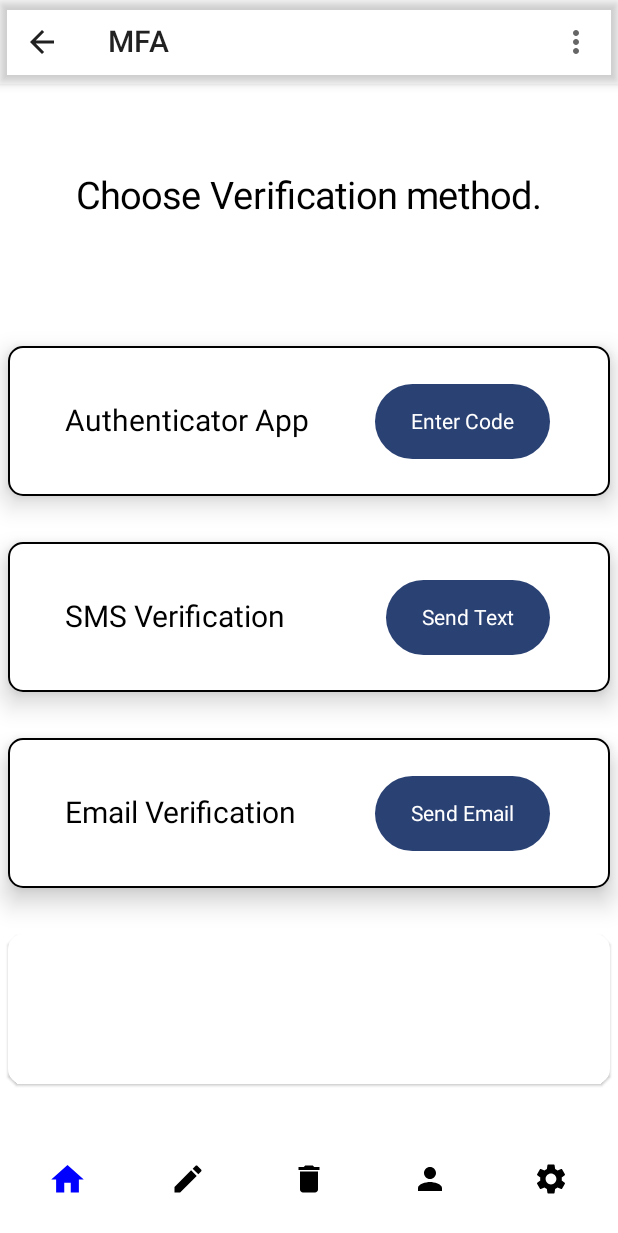
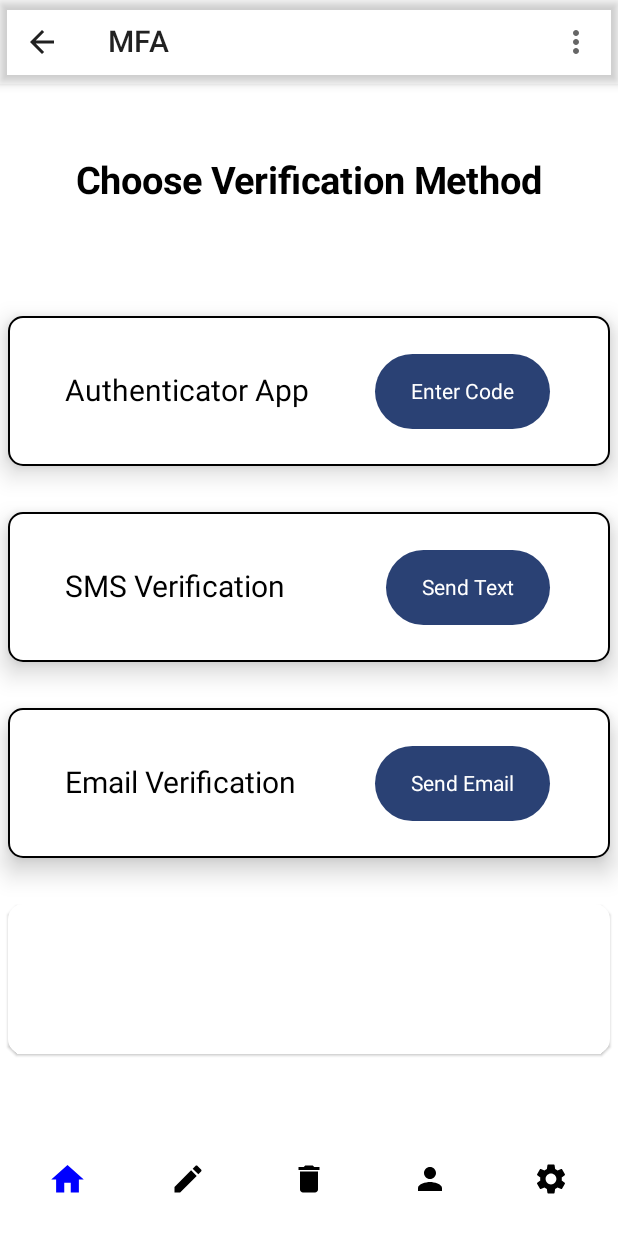
Before and after one commit to godwinBime/MSCapStone, an Android app built with Jetpack Compose: the screen it shows after launch (MainActivity), after a tap on "Login", on a phone screen of 412 x 824 dp. Shown: the top 1233 px of the screen. Run offline under Robolectric (Android 15) with nearby library versions, the phone set to English and light mode, and no system bars.

Commit message:
More screens added...

```diff
--- a/LoginPage/app/src/main/java/com/example/loginpage/MainActivity.kt
+++ b/LoginPage/app/src/main/java/com/example/loginpage/MainActivity.kt
@@ -10,7 +10,7 @@ import androidx.compose.runtime.Composable
 import androidx.compose.ui.Modifier
 import androidx.compose.ui.tooling.preview.Preview
 import com.example.loginpage.ui.theme.LoginPageTheme
-import com.example.screen.ScreenMain
+import com.example.navigation.ScreenMain
 
 class MainActivity : ComponentActivity() {
     override fun onCreate(savedInstanceState: Bundle?) {
--- a/LoginPage/app/src/main/java/com/example/loginpage/Routes.kt
+++ b/LoginPage/app/src/main/java/com/example/navigation/Routes.kt
@@ -1,4 +1,4 @@
-package com.example.loginpage
+package com.example.navigation
 
 sealed class Routes(val route: String) {
     object Login: Routes("Login")
@@ -7,15 +7,15 @@ sealed class Routes(val route: String) {
     object NewPassword: Routes("NewPassword")
     object Home: Routes("Home")
 
-    object VerifyEmail: Routes("VerifyEmail")
+    object ChangePasswordVerifyEmail: Routes("ChangePasswordVerifyEmail")
 
     object UpdateProfile: Routes("UpdateProfile")
-
-    object AuthenticatorCode: Routes("AuthenticatorCode")
 
     object ChooseVerificationMethod: Routes("ChooseVerificationMethod")
 
     object AuthenticatorAppVerification: Routes("AuthenticatorAppVerification")
 
     object SMSVerification: Routes("SMSVerification")
+
+    object MFAVerifyEmail: Routes("MFAVerifyEmail")
 }
--- a/LoginPage/app/src/main/java/com/example/screen/ScreenMain.kt
+++ b/LoginPage/app/src/main/java/com/example/navigation/ScreenMain.kt
@@ -1,10 +1,20 @@
-package com.example.screen
+package com.example.navigation
 
 import androidx.compose.runtime.Composable
 import androidx.navigation.compose.NavHost
 import androidx.navigation.compose.composable
 import androidx.navigation.compose.rememberNavController
-import com.example.loginpage.Routes
+import com.example.screen.AuthenticatorAppVerification
+import com.example.screen.ChangePasswordVerifyEmail
+import com.example.screen.ChooseVerificationMethod
+import com.example.screen.ForgotPassword
+import com.example.screen.Home
+import com.example.screen.Login
+import com.example.screen.MFAVerifyEmail
+import com.example.screen.NewPassword
+import com.example.screen.SMSVerification
+import com.example.screen.SignUp
+import com.example.screen.UpdateProfile
 
 @Composable
 fun ScreenMain(){
@@ -22,8 +32,8 @@ fun ScreenMain(){
             SignUp(navController = navController)
         }
 
-        composable(Routes.VerifyEmail.route){
-            VerifyEmail(navController = navController)
+        composable(Routes.ChangePasswordVerifyEmail.route){
+            ChangePasswordVerifyEmail(navController = navController)
         }
 
         composable(Routes.Home.route){
@@ -38,10 +48,6 @@ fun ScreenMain(){
             UpdateProfile(navController = navController)
         }
 
-        composable(Routes.AuthenticatorCode.route){
-            AuthenticatorCode(navController = navController)
-        }
-
         composable(Routes.ChooseVerificationMethod.route){
             ChooseVerificationMethod(navController = navController)
         }
@@ -53,5 +59,9 @@ fun ScreenMain(){
         composable(Routes.SMSVerification.route){
             SMSVerification(navController = navController)
         }
+
+        composable(Routes.MFAVerifyEmail.route){
+            MFAVerifyEmail(navController = navController)
+        }
     }
 }
--- a/LoginPage/app/src/main/java/com/example/screen/AuthenticatorAppVerification.kt
+++ b/LoginPage/app/src/main/java/com/example/screen/AuthenticatorAppVerification.kt
@@ -31,7 +31,7 @@ import androidx.compose.ui.unit.dp
 import androidx.compose.ui.unit.sp
 import androidx.navigation.NavHostController
 import com.example.component.CustomTopAppBar
-import com.example.loginpage.Routes
+import com.example.navigation.Routes
 import com.example.loginpage.ui.theme.LoginPageTheme
 
 class AuthenticatorAppVerificationActivity : ComponentActivity() {
@@ -65,7 +65,7 @@ fun ScaffoldAuthenticatorAppVerification(navController: NavHostController){
     var verificationCode by rememberSaveable { mutableStateOf("") }
 
     Scaffold(
-        topBar = { CustomTopAppBar(navController, "Auth App", true) },
+        topBar = { CustomTopAppBar(navController, "Auth App Verify", true) },
         content = {
             Column(
                 modifier = Modifier.fillMaxSize(),
--- a/LoginPage/app/src/main/java/com/example/screen/ChooseVerificationMethod.kt
+++ b/LoginPage/app/src/main/java/com/example/screen/ChooseVerificationMethod.kt
@@ -10,12 +10,10 @@ import androidx.compose.foundation.layout.Arrangement
 import androidx.compose.foundation.layout.Box
 import androidx.compose.foundation.layout.Column
 import androidx.compose.foundation.layout.Spacer
-import androidx.compose.foundation.layout.fillMaxHeight
 import androidx.compose.foundation.layout.fillMaxSize
 import androidx.compose.foundation.layout.fillMaxWidth
 import androidx.compose.foundation.layout.height
 import androidx.compose.foundation.layout.padding
-import androidx.compose.foundation.layout.width
 import androidx.compose.foundation.rememberScrollState
 import androidx.compose.foundation.shape.RoundedCornerShape
 import androidx.compose.foundation.verticalScroll
@@ -28,19 +26,18 @@ import androidx.compose.material3.Surface
 import androidx.compose.runtime.Composable
 import androidx.compose.runtime.getValue
 import androidx.compose.runtime.mutableStateOf
-import androidx.compose.runtime.remember
 import androidx.compose.runtime.saveable.rememberSaveable
 import androidx.compose.runtime.setValue
 import androidx.compose.ui.Alignment
 import androidx.compose.ui.Modifier
 import androidx.compose.ui.graphics.Color
-import androidx.compose.ui.text.input.TextFieldValue
+import androidx.compose.ui.text.font.FontWeight
 import androidx.compose.ui.text.style.TextAlign
 import androidx.compose.ui.unit.dp
 import androidx.compose.ui.unit.sp
 import androidx.navigation.NavHostController
 import com.example.component.CustomTopAppBar
-import com.example.loginpage.Routes
+import com.example.navigation.Routes
 import com.example.loginpage.ui.theme.LoginPageTheme
 
 class ChooseVerificationMethodActivity : ComponentActivity() {
@@ -87,10 +84,11 @@ fun ScaffoldChooseVerificationMethod(navController: NavHostController, scrollSta
                 horizontalAlignment = Alignment.CenterHorizontally
             ){
                 Text(
-                    modifier = Modifier.padding(vertical = 60.dp),
-                    text = "Choose Verification method.",
+                    modifier = Modifier.padding(vertical = 50.dp),
+                    text = "Choose Verification Method",
                     fontSize = 25.sp,
-                    color = Color.Black
+                    color = Color.Black,
+                    fontWeight = FontWeight.Bold
                 )
 
                 Spacer(modifier = Modifier.height(20.dp))
@@ -141,6 +139,14 @@ fun ScaffoldChooseVerificationMethod(navController: NavHostController, scrollSta
                     elevation = 10.dp,
                     border = BorderStroke(1.dp, Color.Black),
                     shape = RoundedCornerShape(10.dp)) {
+//                    IconButton(
+//                        onClick = {}) {
+//                        Icon(imageVector = Icons.Default.Email,
+//                            modifier = Modifier
+//                                .padding(end = 350.dp)
+//                                .size(50.dp),
+//                            contentDescription = "Email",)
+//                    }
                     Text(
                         modifier = Modifier
                             .padding(38.dp),
@@ -185,7 +191,7 @@ fun VerificationButton(name: String, navController: NavHostController, navValue:
                       }else if (navValue == 1){
                           navController.navigate(Routes.SMSVerification.route)
                       }else if (navValue == 2){
-                          navController.navigate(Routes.VerifyEmail.route)
+                          navController.navigate(Routes.MFAVerifyEmail.route)
                       }
             },
             shape = RoundedCornerShape(50.dp),
--- a/LoginPage/app/src/main/java/com/example/screen/Login.kt
+++ b/LoginPage/app/src/main/java/com/example/screen/Login.kt
@@ -42,6 +42,7 @@ import androidx.compose.ui.graphics.Color
 import androidx.compose.ui.text.AnnotatedString
 import androidx.compose.ui.text.TextStyle
 import androidx.compose.ui.text.font.FontFamily
+import androidx.compose.ui.text.font.FontWeight
 import androidx.compose.ui.text.input.KeyboardType
 import androidx.compose.ui.text.input.PasswordVisualTransformation
 import androidx.compose.ui.text.input.VisualTransformation
@@ -50,7 +51,7 @@ import androidx.compose.ui.unit.dp
 import androidx.compose.ui.unit.sp
 import androidx.navigation.NavHostController
 import com.example.component.CustomTopAppBar
-import com.example.loginpage.Routes
+import com.example.navigation.Routes
 import com.example.loginpage.ui.theme.LoginPageTheme
 
 
@@ -83,7 +84,7 @@ fun Login(navController: NavHostController){
 @Composable
 fun ScaffoldLoginWithTopBar(navController: NavHostController, scrollState: ScrollState){
     Scaffold(
-        topBar = { CustomTopAppBar(navController, "Capstone", true) },
+        topBar = { CustomTopAppBar(navController, "Capstone-2024", true) },
         content = {
             Column(
                 modifier = Modifier
@@ -98,8 +99,9 @@ fun ScaffoldLoginWithTopBar(navController: NavHostController, scrollState: Scrol
                 //val emailState = remember{ mutableStateOf(EmailState()) }
 
                 Text(
-                    text = "Welcome, Sign in",
-                    style = TextStyle(fontSize = 40.sp, fontFamily = FontFamily.Default)
+                    text = "Sign in with existing account",
+                    fontWeight = FontWeight.Bold,
+                    style = TextStyle(fontSize = 25.sp, fontFamily = FontFamily.Default)
                 )
 
                 Spacer(modifier = Modifier.height(20.dp))
--- a/LoginPage/app/src/main/java/com/example/screen/NewPassword.kt
+++ b/LoginPage/app/src/main/java/com/example/screen/NewPassword.kt
@@ -10,7 +10,6 @@ import androidx.compose.foundation.layout.Column
 import androidx.compose.foundation.layout.Spacer
 import androidx.compose.foundation.layout.fillMaxSize
 import androidx.compose.foundation.layout.height
-import androidx.compose.foundation.layout.padding
 import androidx.compose.foundation.shape.RoundedCornerShape
 import androidx.compose.foundation.text.KeyboardOptions
 import androidx.compose.material.Scaffold
@@ -37,13 +36,12 @@ import androidx.compose.ui.Modifier
 import androidx.compose.ui.graphics.Color
 import androidx.compose.ui.text.input.KeyboardType
 import androidx.compose.ui.text.input.PasswordVisualTransformation
-import androidx.compose.ui.text.input.TextFieldValue
 import androidx.compose.ui.text.input.VisualTransformation
 import androidx.compose.ui.unit.dp
 import androidx.compose.ui.unit.sp
 import androidx.navigation.NavHostController
 import com.example.component.CustomTopAppBar
-import com.example.loginpage.Routes
+import com.example.navigation.Routes
 import com.example.loginpage.ui.theme.LoginPageTheme
 
 class NewPasswordActivity : ComponentActivity() {
--- a/LoginPage/app/src/main/java/com/example/screen/SMSVerification.kt
+++ b/LoginPage/app/src/main/java/com/example/screen/SMSVerification.kt
@@ -31,7 +31,7 @@ import androidx.compose.ui.unit.dp
 import androidx.compose.ui.unit.sp
 import androidx.navigation.NavHostController
 import com.example.component.CustomTopAppBar
-import com.example.loginpage.Routes
+import com.example.navigation.Routes
 import com.example.loginpage.ui.theme.LoginPageTheme
 
 
--- a/LoginPage/app/src/main/java/com/example/screen/UpdateProfile.kt
+++ b/LoginPage/app/src/main/java/com/example/screen/UpdateProfile.kt
@@ -14,7 +14,6 @@ import androidx.compose.runtime.saveable.rememberSaveable
 import androidx.compose.runtime.setValue
 import androidx.compose.ui.Modifier
 import androidx.navigation.NavHostController
-import com.example.loginpage.Routes
 import com.example.loginpage.ui.theme.LoginPageTheme
 
 class UpdateProfileActivity : ComponentActivity() {
--- a/LoginPage/build.gradle.kts
+++ b/LoginPage/build.gradle.kts
@@ -5,9 +5,9 @@ plugins {
     alias(libs.plugins.androidApplication) apply false
     alias(libs.plugins.jetbrainsKotlinAndroid) apply false
 
+    //id("com.google.gms.google-services") version "4.4.2" apply false
+
     id("com.android.library") version "7.4.2" apply false
-//    id("io.realm.kotlin") version "1.6.1" apply false
-//    id("com.google.dagger.hilt.android") version "2.44" apply false
 }
 
 buildscript {
```
Also changed, not shown: LoginPage/app/build.gradle.kts (+3 -13 lines), LoginPage/app/src/main/java/com/example/screen/ChangePasswordVerifyEmail.kt (renamed from LoginPage/app/src/main/java/com/example/screen/VerifyEmail.kt, +5 -8 lines), LoginPage/app/src/main/java/com/example/screen/ForgotPassword.kt (+2 -5 lines), LoginPage/app/src/main/java/com/example/screen/Home.kt (+0 -9 lines), LoginPage/app/src/main/java/com/example/screen/MFAVerifyEmail.kt (renamed from LoginPage/app/src/main/java/com/example/screen/AuthenticatorCode.kt, +12 -15 lines), LoginPage/app/src/main/java/com/example/screen/SignUp.kt (+6 -5 lines), LoginPage/app/src/main/java/com/example/screen/sample_screens/LoginAlternatives.png (added), 1 other file.
